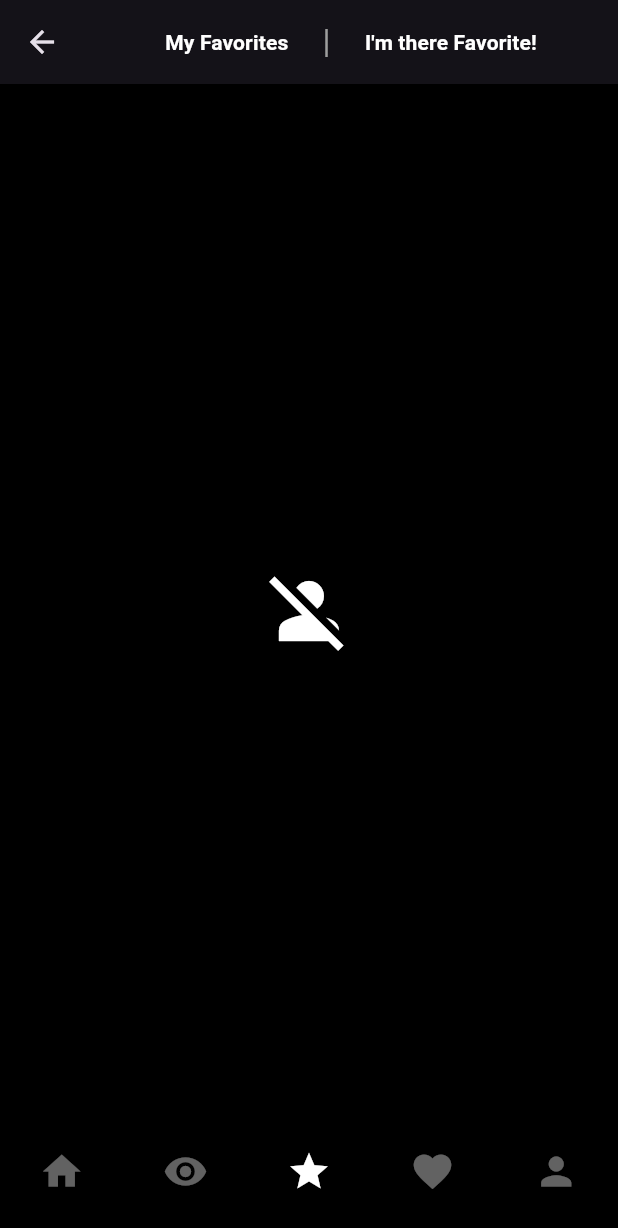
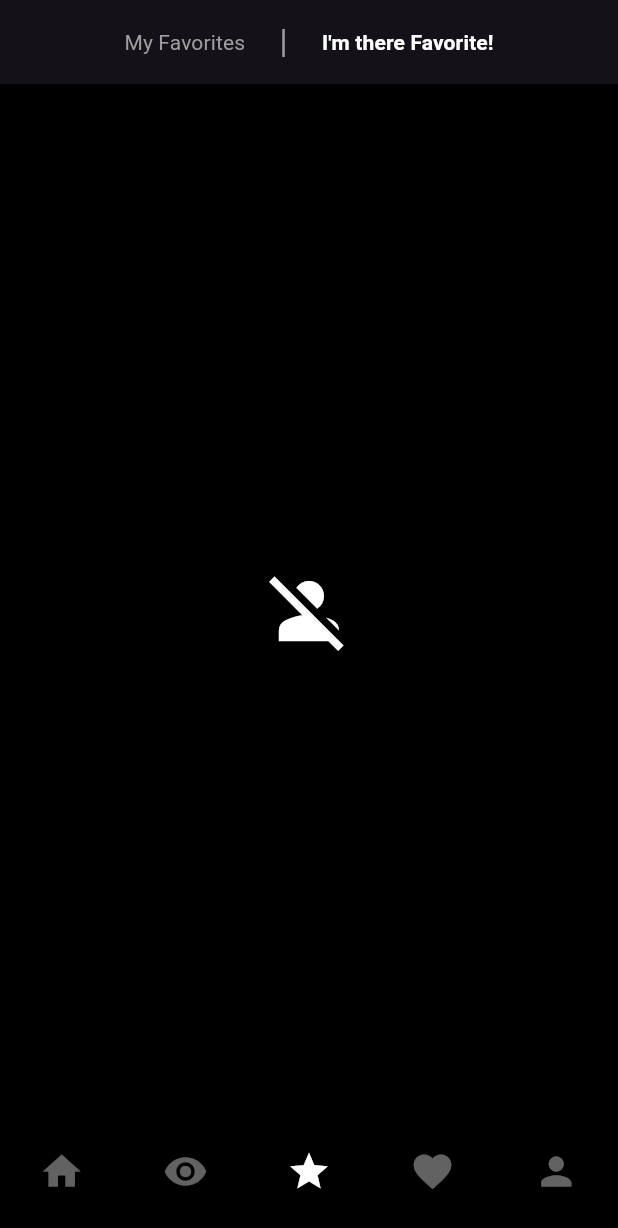
Before and after one commit to beshprakash11/dating_appfv1, a Flutter app: the screen it shows once a user with an empty profile is signed in, item 3 of the bottom bar chosen, on a phone screen of 412 x 824 dp. Shown: the top 1228 px of the screen. Run offline on Flutter 3.47's test engine with Material 3 defaults, Android fonts, the phone set to English and light mode, and no system bars; our stand-ins replace cloud_firestore, firebase_auth, firebase_core, firebase_storage, get, image_picker; missing offline and left inert: flutter_image_slider; accounts and stored records are empty.

Commit message:
fav screen updated

```diff
--- a/lib/tabScreens/favorite_sent_favorite_recieved_screen.dart
+++ b/lib/tabScreens/favorite_sent_favorite_recieved_screen.dart
@@ -60,6 +60,7 @@ class _FavoriteSentFavoriteRecievedScreenState
   Widget build(BuildContext context) {
     return Scaffold(
       appBar: AppBar(
+        automaticallyImplyLeading: false,
         title: Row(
           mainAxisAlignment: MainAxisAlignment.center,
           children: [
@@ -79,10 +80,11 @@ class _FavoriteSentFavoriteRecievedScreenState
               child: Text(
                 "My Favorites",
                 style: TextStyle(
-                  color: isFavoriteSetnClicked ? Colors.white : Colors.grey,
+                  color: isFavoriteSetnClicked ? Colors.grey : Colors.white,
                   fontWeight: isFavoriteSetnClicked
-                      ? FontWeight.bold
-                      : FontWeight.normal,
+                      ? FontWeight.normal
+                      : FontWeight.bold,
+                  fontSize: 14,
                 ),
               ),
             ),
```
